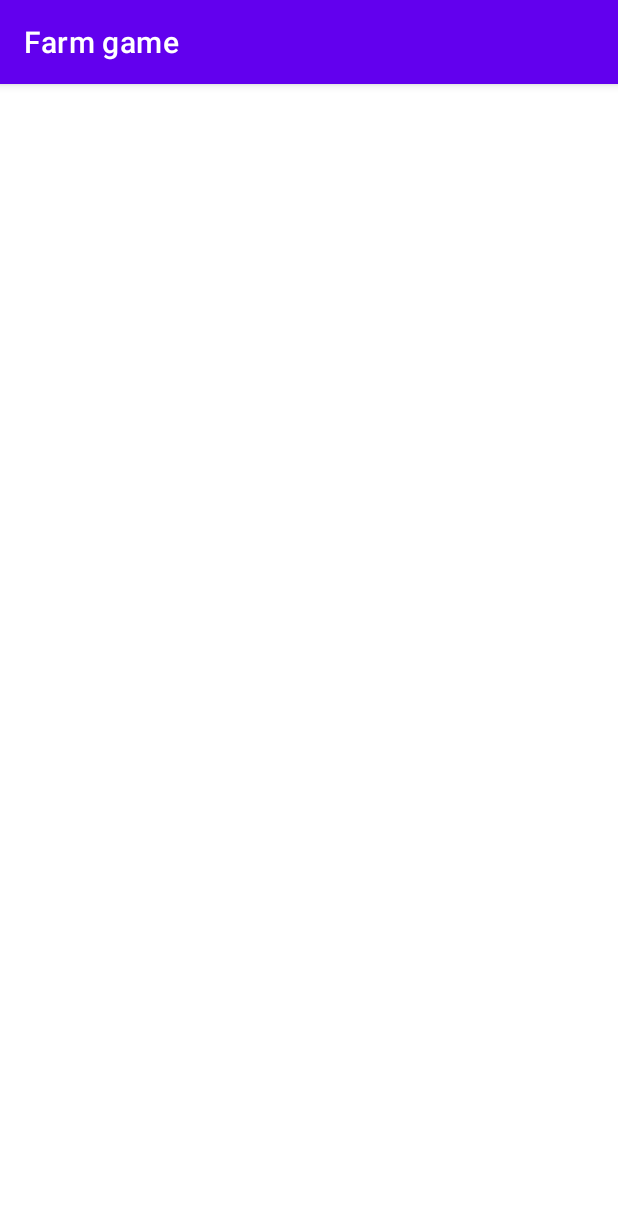
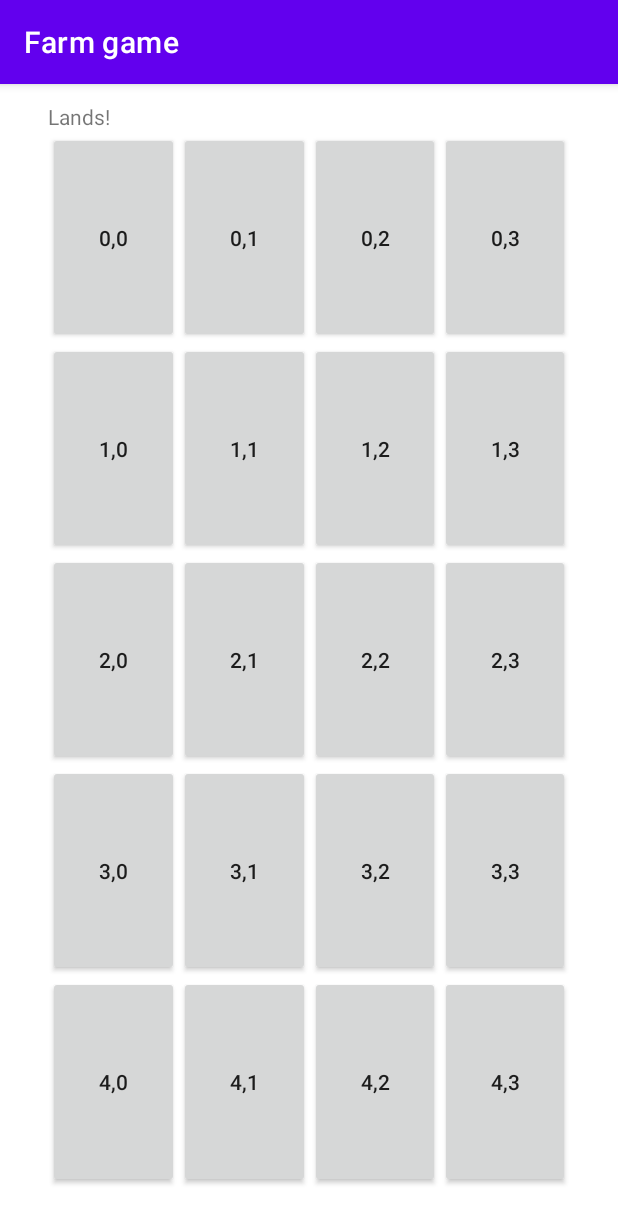
Before and after one commit to CSC207-UofT/course-project-not-a-team, an Android app: the fragment HomeFragment shown on its own in the app's theme, on a phone screen of 412 x 824 dp. Shown: the top 1223 px of the screen. Run offline under Robolectric (Android 15) with nearby library versions, the phone set to English and light mode, and no system bars.

Commit message:
Land home page appearance implemented.

```diff
--- a/app/src/main/java/com/farmgame/Activity/main/HomeFragment.java
+++ b/app/src/main/java/com/farmgame/Activity/main/HomeFragment.java
@@ -8,20 +8,17 @@ import android.widget.Button;
 import android.widget.TableLayout;
 import android.widget.TableRow;
 import android.widget.TextView;
+import android.widget.Toast;
 
 import androidx.annotation.NonNull;
-import androidx.annotation.Nullable;
 import androidx.fragment.app.Fragment;
-import androidx.lifecycle.Observer;
-import androidx.lifecycle.ViewModelProvider;
 
-import com.farmgame.R;
 import com.farmgame.databinding.FragmentHomeBinding;
 
 public class HomeFragment extends Fragment {
 
-    private static final int ROW_NUM = 4;
-    private static final int COL_NUM = 5;
+    private static final int ROW_NUM = 5;
+    private static final int COL_NUM = 4;
     private FragmentHomeBinding binding;
 
     public View onCreateView(@NonNull LayoutInflater inflater,
@@ -30,7 +27,7 @@ public class HomeFragment extends Fragment {
 
         binding = FragmentHomeBinding.inflate(inflater, container, false);
         View root = binding.getRoot();
-
+        populateLandButtons();
         final TextView textView = binding.textHome;
         return root;
     }
@@ -50,8 +47,13 @@ public class HomeFragment extends Fragment {
                         TableRow.LayoutParams.MATCH_PARENT,
                         TableRow.LayoutParams.MATCH_PARENT,
                         1.0f));
+                button.setText(row + "," + col);
+                button.setOnClickListener(v -> landButtonClick());
             }
         }
+    }
+    private void landButtonClick(){
+        Toast.makeText(requireActivity(), "Click", Toast.LENGTH_SHORT).show();
     }
     @Override
     public void onDestroyView() {
--- a/app/src/main/res/layout/fragment_home.xml
+++ b/app/src/main/res/layout/fragment_home.xml
@@ -34,4 +34,14 @@
         app:layout_constraintTop_toTopOf="parent">
 
     </TableLayout>
+
+    <TextView
+        android:id="@+id/textView"
+        android:layout_width="wrap_content"
+        android:layout_height="wrap_content"
+        android:layout_marginStart="32dp"
+        android:layout_marginTop="12dp"
+        android:text="Lands!"
+        app:layout_constraintStart_toStartOf="parent"
+        app:layout_constraintTop_toTopOf="parent" />
 </androidx.constraintlayout.widget.ConstraintLayout>
```
